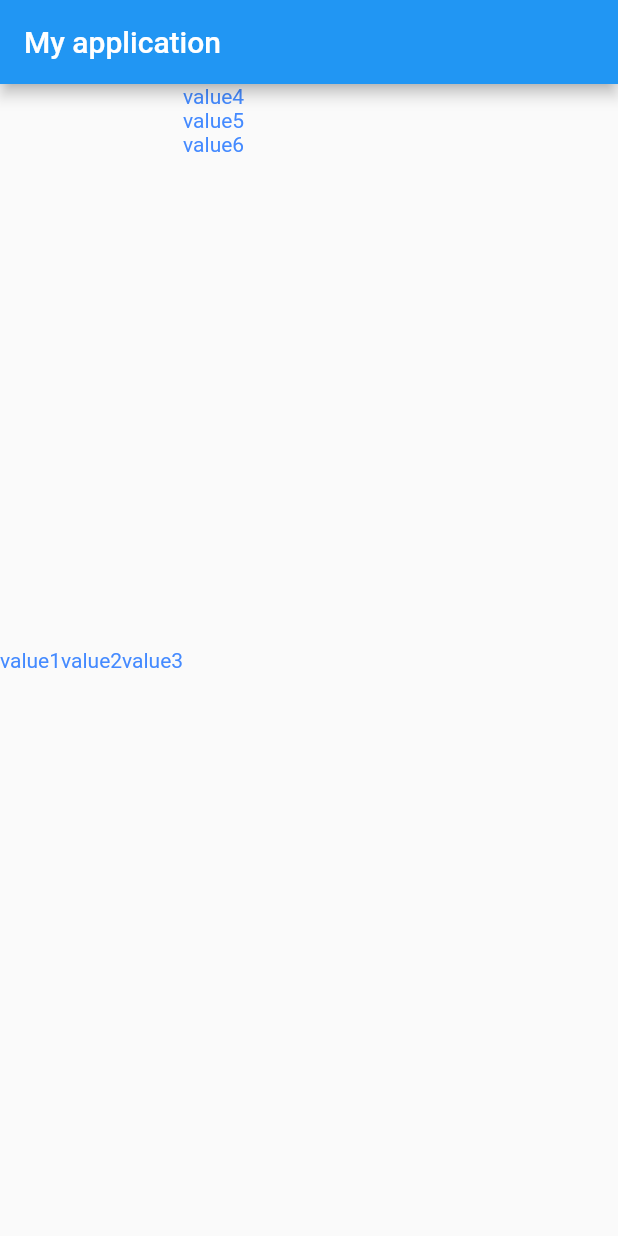
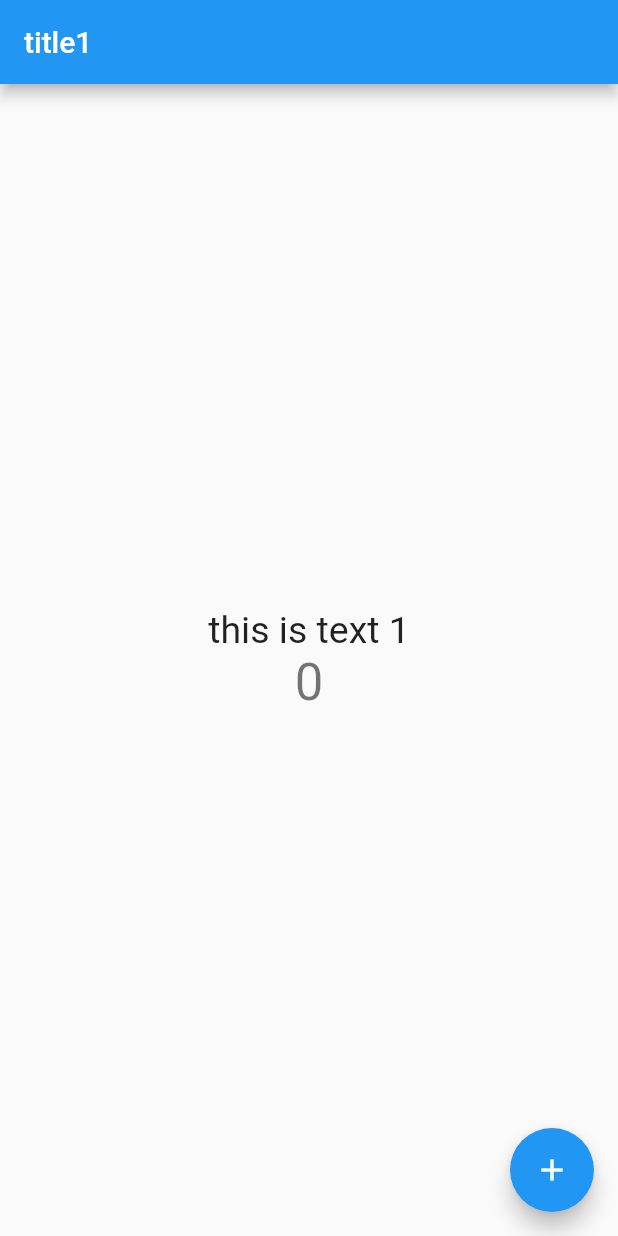
Before and after one commit to SalithaEkanayaka123/First_Flutter_Project, a Flutter app: the screen it shows after launch, on a phone screen of 412 x 824 dp. Run offline on Flutter 3.47's test engine with Material 2 defaults, Android fonts, the phone set to English and light mode, and no system bars.

Commit message:
tutorial 10

```diff
--- a/lib/main.dart
+++ b/lib/main.dart
@@ -1,6 +1,6 @@
 import 'package:flutter/material.dart';
 
-//tutorial 9
+//tutorial 10
 void main() {
   runApp(MyApp());
 }
@@ -9,86 +9,189 @@ class MyApp extends StatelessWidget {
   @override
   Widget build(BuildContext context) {
     return MaterialApp(
-      debugShowCheckedModeBanner: false,
-      theme: ThemeData(
-        brightness: Brightness.light,
-        primaryColor: Colors.orange,
+      title: "flutter app",
+      home: HomePage(),
+    );
+  }
+}
+
+class HomePage extends StatefulWidget {
+  @override
+  _HomePageState createState() => _HomePageState();
+}
+
+class _HomePageState extends State<HomePage> {
+  int count = 0;
+
+  void increment() {
+    setState(() {
+      count = count + 1;
+      print(count);
+    });
+  }
+
+  @override
+  Widget build(BuildContext context) {
+    return Scaffold(
+      appBar: AppBar(
+        title: Text("title1"),
       ),
-      home: DefaultTabController(
-        length: 3,
-        child: Scaffold(
-          appBar: AppBar(
-            title: Text('My application'),
-          ),
-          // body: Container(
-          //   width: double.infinity,
-          //   child: Column(
-          //     // mainAxisAlignment: MainAxisAlignment.center,//center the child elements in the main axisis
-          //     mainAxisAlignment:
-          //         MainAxisAlignment.spaceEvenly, //space between children
-          //     crossAxisAlignment: CrossAxisAlignment.center,
-          //     children: [
-          //       Text(
-          //         "value1",
-          //         style: TextStyle(color: Colors.blueAccent),
-          //       ),
-          //       Text(
-          //         "value2",
-          //         style: TextStyle(color: Colors.blueAccent),
-          //       ),
-          //       Text(
-          //         "value3",
-          //         style: TextStyle(color: Colors.blueAccent),
-          //       ),
-          //     ],
-          //   ),
-          // ),
-          body: Container(
-            //width: double.infinity,
-            height: double.infinity,
-            child: Row(
-              // mainAxisAlignment: MainAxisAlignment
-              //     .center, //center the child elements in the main axisis
-              // // mainAxisAlignment:
-              // //     MainAxisAlignment.spaceEvenly, //space between children
-              // crossAxisAlignment: CrossAxisAlignment.center,
-              children: [
-                Text(
-                  "value1",
-                  style: TextStyle(color: Colors.blueAccent),
-                ),
-                Text(
-                  "value2",
-                  style: TextStyle(color: Colors.blueAccent),
-                ),
-                Text(
-                  "value3",
-                  style: TextStyle(color: Colors.blueAccent),
-                ),
-                Column(
-                  children: [
-                    Text(
-                      "value4",
-                      style: TextStyle(color: Colors.blueAccent),
-                    ),
-                    Text(
-                      "value5",
-                      style: TextStyle(color: Colors.blueAccent),
-                    ),
-                    Text(
-                      "value6",
-                      style: TextStyle(color: Colors.blueAccent),
-                    ),
-                  ],
-                ),
-              ],
+      body: Center(
+        child: Column(
+          mainAxisAlignment: MainAxisAlignment.center,
+          children: [
+            Text(
+              'this is text 1',
+              style: TextStyle(
+                fontSize: 25.0,
+              ),
             ),
-          ),
+            Text(
+              '$count',
+              style: Theme.of(context).textTheme.display1,
+            )
+          ],
         ),
+      ),
+      floatingActionButton: FloatingActionButton(
+        child: Icon(Icons.add),
+        onPressed: increment,
       ),
     );
   }
 }
+
+
+//since we use stateless widget when button pressed it will not show the updated value since it stateless
+
+// class HomePage extends StatelessWidget {
+//   int count = 0;
+
+//   void increment() {
+//     count = count + 1;
+//     print(count);
+//   }
+
+//   @override
+//   Widget build(BuildContext context) {
+//     return Scaffold(
+//       appBar: AppBar(
+//         title: Text("title1"),
+//       ),
+//       body: Center(
+//         child: Column(
+//           mainAxisAlignment: MainAxisAlignment.center,
+//           children: [
+//             Text(
+//               'this is text 1',
+//               style: TextStyle(
+//                 fontSize: 25.0,
+//               ),
+//             ),
+//             Text(
+//               '$count',
+//               style: Theme.of(context).textTheme.display1,
+//             )
+//           ],
+//         ),
+//       ),
+//       floatingActionButton: FloatingActionButton(
+//         child: Icon(Icons.add),
+//         onPressed: increment,
+//       ),
+//     );
+//   }
+// }
+
+// //tutorial 9
+// void main() {
+//   runApp(MyApp());
+// }
+//
+// class MyApp extends StatelessWidget {
+//   @override
+//   Widget build(BuildContext context) {
+//     return MaterialApp(
+//       debugShowCheckedModeBanner: false,
+//       theme: ThemeData(
+//         brightness: Brightness.light,
+//         primaryColor: Colors.orange,
+//       ),
+//       home: DefaultTabController(
+//         length: 3,
+//         child: Scaffold(
+//           appBar: AppBar(
+//             title: Text('My application'),
+//           ),
+//           // body: Container(
+//           //   width: double.infinity,
+//           //   child: Column(
+//           //     // mainAxisAlignment: MainAxisAlignment.center,//center the child elements in the main axisis
+//           //     mainAxisAlignment:
+//           //         MainAxisAlignment.spaceEvenly, //space between children
+//           //     crossAxisAlignment: CrossAxisAlignment.center,
+//           //     children: [
+//           //       Text(
+//           //         "value1",
+//           //         style: TextStyle(color: Colors.blueAccent),
+//           //       ),
+//           //       Text(
+//           //         "value2",
+//           //         style: TextStyle(color: Colors.blueAccent),
+//           //       ),
+//           //       Text(
+//           //         "value3",
+//           //         style: TextStyle(color: Colors.blueAccent),
+//           //       ),
+//           //     ],
+//           //   ),
+//           // ),
+//           body: Container(
+//             //width: double.infinity,
+//             height: double.infinity,
+//             child: Row(
+//               // mainAxisAlignment: MainAxisAlignment
+//               //     .center, //center the child elements in the main axisis
+//               // // mainAxisAlignment:
+//               // //     MainAxisAlignment.spaceEvenly, //space between children
+//               // crossAxisAlignment: CrossAxisAlignment.center,
+//               children: [
+//                 Text(
+//                   "value1",
+//                   style: TextStyle(color: Colors.blueAccent),
+//                 ),
+//                 Text(
+//                   "value2",
+//                   style: TextStyle(color: Colors.blueAccent),
+//                 ),
+//                 Text(
+//                   "value3",
+//                   style: TextStyle(color: Colors.blueAccent),
+//                 ),
+//                 Column(
+//                   children: [
+//                     Text(
+//                       "value4",
+//                       style: TextStyle(color: Colors.blueAccent),
+//                     ),
+//                     Text(
+//                       "value5",
+//                       style: TextStyle(color: Colors.blueAccent),
+//                     ),
+//                     Text(
+//                       "value6",
+//                       style: TextStyle(color: Colors.blueAccent),
+//                     ),
+//                   ],
+//                 ),
+//               ],
+//             ),
+//           ),
+//         ),
+//       ),
+//     );
+//   }
+// }
 
 
 
```
